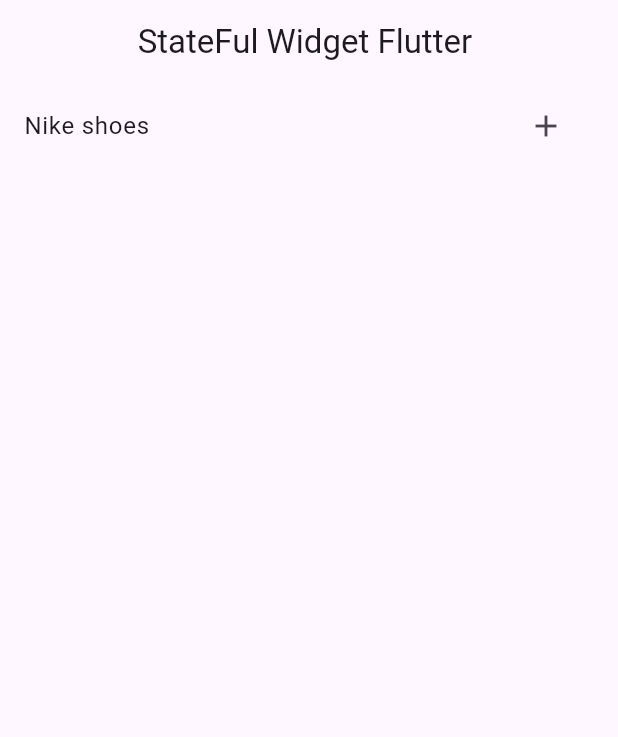
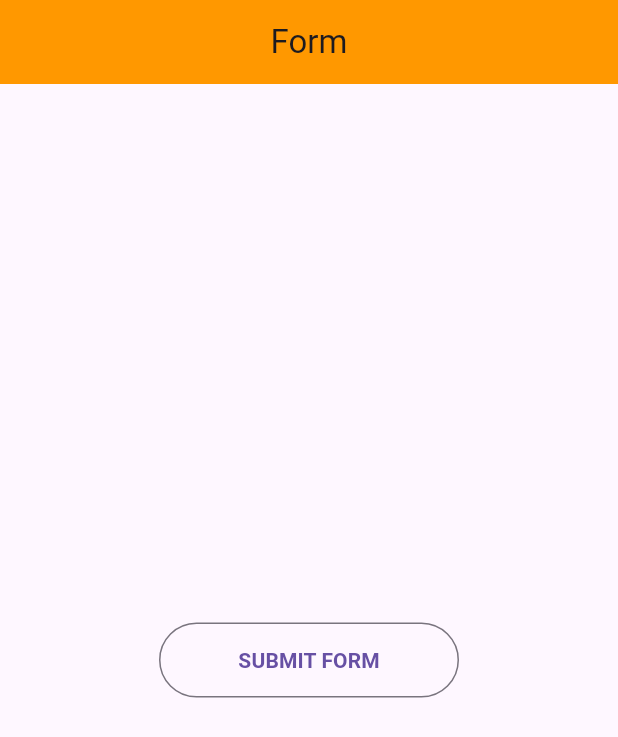
Before and after one commit to Sainathhiwale/flutter_bootcomp, a Flutter app: the screen it shows after launch, on a phone screen of 412 x 824 dp. Shown: the top 737 px of the screen. Run offline on Flutter 3.47's test engine with Material 3 defaults, Android fonts, the phone set to English and light mode, and no system bars; our stand-ins replace fluttertoast, font_awesome_flutter.

Commit message:
Navigate to a new screen in flutter is implemented

```diff
--- a/lib/main.dart
+++ b/lib/main.dart
@@ -11,6 +11,7 @@ import 'package:flutter_bootcamp_2025/screen/StateLessFulWidget.dart';
 import 'package:flutter_bootcamp_2025/screen/customswidgets.dart';
 import 'package:flutter_bootcamp_2025/screen/dashbroad.dart';
 import 'package:flutter_bootcamp_2025/screen/home.dart';
+import 'package:flutter_bootcamp_2025/screen/navigater/form.dart';
 
 
 
@@ -27,7 +28,7 @@ class MyApp extends StatelessWidget{
     return MaterialApp(
       title: "My Flutter App",
       debugShowCheckedModeBanner: false,
-      home: Statelessfulwidget(),
+      home: MyForm(),
     );
   }
 }
--- /dev/null
+++ b/lib/screen/navigater/form.dart
@@ -0,0 +1,45 @@
+import 'package:flutter/material.dart';
+import 'package:flutter_bootcamp_2025/screen/navigater/details.dart';
+
+class MyForm extends StatefulWidget {
+  const MyForm({super.key});
+
+  @override
+  State<MyForm> createState() => _MyFormState();
+}
+
+class _MyFormState extends State<MyForm> {
+  @override
+  Widget build(BuildContext context) {
+    return Scaffold(
+      appBar: AppBar(
+        title: Text("Form"),
+        centerTitle: true,
+        backgroundColor: Colors.orange,
+        /*leading: IconButton(onPressed: () {
+          Navigator.pop(context);
+        }, icon: Icon(Icons.arrow_back),
+        ),*/  // added back arrow if default is not showing
+      ),
+      body: Center(
+        child: OutlinedButton(
+          style: OutlinedButton.styleFrom(minimumSize: const Size(200, 50)),
+          onPressed: () {
+            Navigator.push(
+              context,
+              MaterialPageRoute(
+                builder: (context) {
+                  return Details();
+                },
+              ),
+            );
+          },
+          child: Text(
+            "Submit Form".toUpperCase(),
+            style: const TextStyle(fontWeight: FontWeight.bold),
+          ),
+        ),
+      ),
+    );
+  }
+}
```
Also changed, not shown: lib/screen/navigater/details.dart (added, +54 -0 lines).
